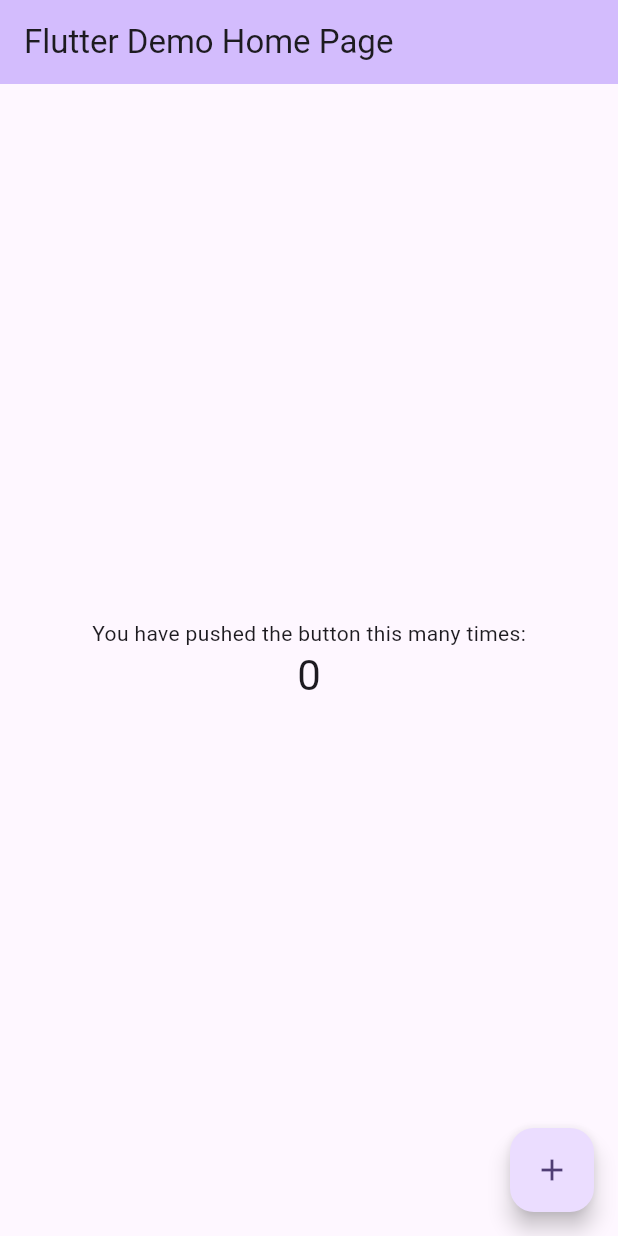
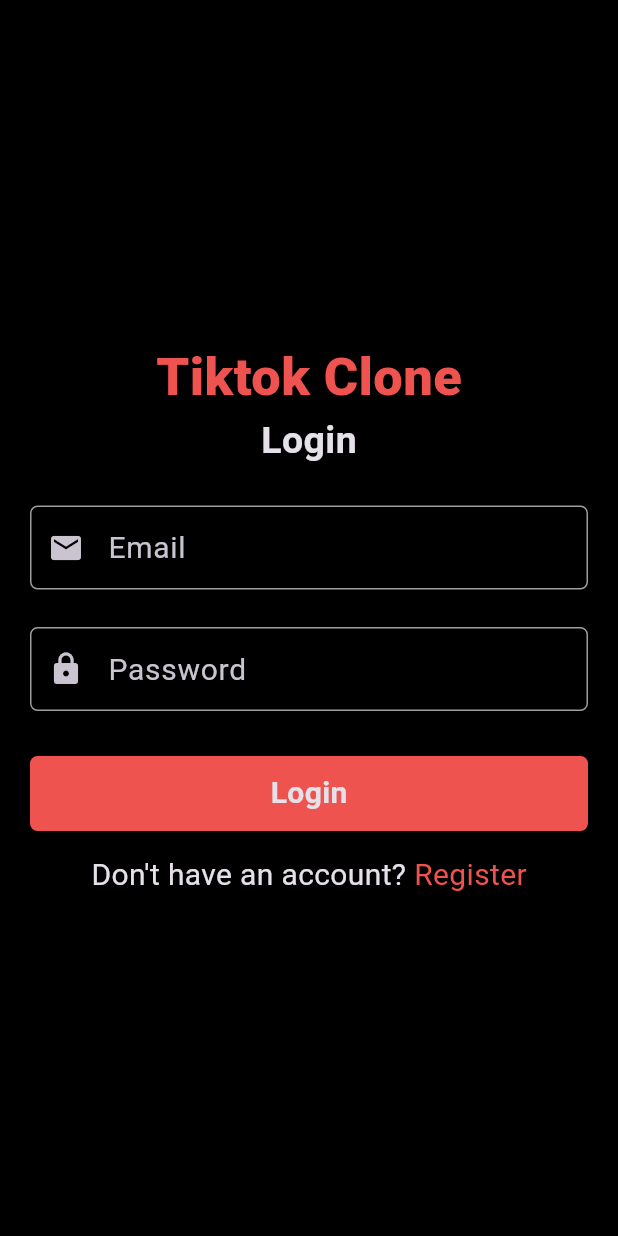
Before and after one commit to palmthirawut/TikTok-Clone, a Flutter app: the screen it shows after launch, on a phone screen of 412 x 824 dp. Run offline on Flutter 3.47's test engine with Material 3 defaults, Android fonts, the phone set to English and light mode, and no system bars.

Commit message:
add login page

```diff
--- a/lib/main.dart
+++ b/lib/main.dart
@@ -1,4 +1,6 @@
 import 'package:flutter/material.dart';
+import 'package:tiktok_clone/utils/constants.dart';
+import 'package:tiktok_clone/view/screens/auth/login_screen.dart';
 
 void main() {
   runApp(const MyApp());
@@ -7,119 +9,15 @@ void main() {
 class MyApp extends StatelessWidget {
   const MyApp({super.key});
 
-  // This widget is the root of your application.
   @override
   Widget build(BuildContext context) {
     return MaterialApp(
-      title: 'Flutter Demo',
-      theme: ThemeData(
-        // This is the theme of your application.
-        //
-        // TRY THIS: Try running your application with "flutter run". You'll see
-        // the application has a purple toolbar. Then, without quitting the app,
-        // try changing the seedColor in the colorScheme below to Colors.green
-        // and then invoke "hot reload" (save your changes or press the "hot
-        // reload" button in a Flutter-supported IDE, or press "r" if you used
-        // the command line to start the app).
-        //
-        // Notice that the counter didn't reset back to zero; the application
-        // state is not lost during the reload. To reset the state, use hot
-        // restart instead.
-        //
-        // This works for code too, not just values: Most code changes can be
-        // tested with just a hot reload.
-        colorScheme: ColorScheme.fromSeed(seedColor: Colors.deepPurple),
-        useMaterial3: true,
+      title: 'TikTok Clone',
+      debugShowCheckedModeBanner: false,
+      theme: ThemeData.dark().copyWith(
+        scaffoldBackgroundColor: backgroundColor,
       ),
-      home: const MyHomePage(title: 'Flutter Demo Home Page'),
+      home: LoginScreen(),
     );
   }
 }
-
-class MyHomePage extends StatefulWidget {
-  const MyHomePage({super.key, required this.title});
-
-  // This widget is the home page of your application. It is stateful, meaning
-  // that it has a State object (defined below) that contains fields that affect
-  // how it looks.
-
-  // This class is the configuration for the state. It holds the values (in this
-  // case the title) provided by the parent (in this case the App widget) and
-  // used by the build method of the State. Fields in a Widget subclass are
-  // always marked "final".
-
-  final String title;
-
-  @override
-  State<MyHomePage> createState() => _MyHomePageState();
-}
-
-class _MyHomePageState extends State<MyHomePage> {
-  int _counter = 0;
-
-  void _incrementCounter() {
-    setState(() {
-      // This call to setState tells the Flutter framework that something has
-      // changed in this State, which causes it to rerun the build method below
-      // so that the display can reflect the updated values. If we changed
-      // _counter without calling setState(), then the build method would not be
-      // called again, and so nothing would appear to happen.
-      _counter++;
-    });
-  }
-
-  @override
-  Widget build(BuildContext context) {
-    // This method is rerun every time setState is called, for instance as done
-    // by the _incrementCounter method above.
-    //
-    // The Flutter framework has been optimized to make rerunning build methods
-    // fast, so that you can just rebuild anything that needs updating rather
-    // than having to individually change instances of widgets.
-    return Scaffold(
-      appBar: AppBar(
-        // TRY THIS: Try changing the color here to a specific color (to
-        // Colors.amber, perhaps?) and trigger a hot reload to see the AppBar
-        // change color while the other colors stay the same.
-        backgroundColor: Theme.of(context).colorScheme.inversePrimary,
-        // Here we take the value from the MyHomePage object that was created by
-        // the App.build method, and use it to set our appbar title.
-        title: Text(widget.title),
-      ),
-      body: Center(
-        // Center is a layout widget. It takes a single child and positions it
-        // in the middle of the parent.
-        child: Column(
-          // Column is also a layout widget. It takes a list of children and
-          // arranges them vertically. By default, it sizes itself to fit its
-          // children horizontally, and tries to be as tall as its parent.
-          //
-          // Column has various properties to control how it sizes itself and
-          // how it positions its children. Here we use mainAxisAlignment to
-          // center the children vertically; the main axis here is the vertical
-          // axis because Columns are vertical (the cross axis would be
-          // horizontal).
-          //
-          // TRY THIS: Invoke "debug painting" (choose the "Toggle Debug Paint"
-          // action in the IDE, or press "p" in the console), to see the
-          // wireframe for each widget.
-          mainAxisAlignment: MainAxisAlignment.center,
-          children: <Widget>[
-            const Text(
-              'You have pushed the button this many times:',
-            ),
-            Text(
-              '$_counter',
-              style: Theme.of(context).textTheme.headlineMedium,
-            ),
-          ],
-        ),
-      ),
-      floatingActionButton: FloatingActionButton(
-        onPressed: _incrementCounter,
-        tooltip: 'Increment',
-        child: const Icon(Icons.add),
-      ), // This trailing comma makes auto-formatting nicer for build methods.
-    );
-  }
-}
--- /dev/null
+++ b/lib/utils/constants.dart
@@ -0,0 +1,6 @@
+import 'package:flutter/material.dart';
+
+// COLORS
+const backgroundColor = Colors.black;
+var buttonColor = Colors.red[400];
+const borderColor = Colors.grey;
--- /dev/null
+++ b/lib/view/screens/auth/login_screen.dart
@@ -0,0 +1,110 @@
+import 'package:flutter/material.dart';
+import 'package:tiktok_clone/utils/constants.dart';
+import 'package:tiktok_clone/view/widgets/text_input_field.dart';
+
+class LoginScreen extends StatelessWidget {
+  LoginScreen({super.key});
+
+  final TextEditingController _emailController = TextEditingController();
+  final TextEditingController _passwordController = TextEditingController();
+
+  @override
+  Widget build(BuildContext context) {
+    return Scaffold(
+      body: Container(
+        alignment: Alignment.center,
+        child: Column(
+          mainAxisAlignment: MainAxisAlignment.center,
+          children: [
+            Text(
+              'Tiktok Clone',
+              style: TextStyle(
+                fontSize: 35,
+                color: buttonColor,
+                fontWeight: FontWeight.w900,
+              ),
+            ),
+            const Text(
+              'Login',
+              style: TextStyle(
+                fontSize: 25,
+                fontWeight: FontWeight.w700,
+              ),
+            ),
+            const SizedBox(
+              height: 25,
+            ),
+            Container(
+              width: MediaQuery.of(context).size.width,
+              margin: const EdgeInsets.symmetric(horizontal: 20),
+              child: TextInputField(
+                controller: _emailController,
+                labelText: 'Email',
+                icon: Icons.email,
+              ),
+            ),
+            const SizedBox(
+              height: 25,
+            ),
+            Container(
+              width: MediaQuery.of(context).size.width,
+              margin: const EdgeInsets.symmetric(horizontal: 20),
+              child: TextInputField(
+                controller: _passwordController,
+                labelText: 'Password',
+                icon: Icons.lock,
+                isObscure: true,
+              ),
+            ),
+            const SizedBox(
+              height: 30,
+            ),
+            Container(
+              width: MediaQuery.of(context).size.width - 40,
+              height: 50,
+              decoration: BoxDecoration(
+                color: buttonColor,
+                borderRadius: const BorderRadius.all(
+                  Radius.circular(5),
+                ),
+              ),
+              child: InkWell(
+                onTap: () {},
+                child: const Center(
+                  child: Text(
+                    'Login',
+                    style: TextStyle(
+                      fontSize: 20,
+                      fontWeight: FontWeight.w700,
+                    ),
+                  ),
+                ),
+              ),
+            ),
+            const SizedBox(
+              height: 15,
+            ),
+            Row(
+              mainAxisAlignment: MainAxisAlignment.center,
+              children: [
+                const Text(
+                  'Don\'t have an account? ',
+                  style: TextStyle(
+                    fontSize: 20,
+                  ),
+                ),
+                InkWell(
+                  onTap: () {},
+                  child: Text(
+                    'Register',
+                    style: TextStyle(fontSize: 20, color: buttonColor),
+                  ),
+                ),
+              ],
+            ),
+          ],
+        ),
+      ),
+    );
+  }
+}
--- /dev/null
+++ b/lib/view/widgets/text_input_field.dart
@@ -0,0 +1,40 @@
+import 'package:flutter/material.dart';
+import 'package:tiktok_clone/utils/constants.dart';
+
+class TextInputField extends StatelessWidget {
+  final TextEditingController controller;
+  final String labelText;
+  final bool isObscure;
+  final IconData icon;
+  const TextInputField(
+      {super.key,
+      required this.controller,
+      required this.labelText,
+      this.isObscure = false,
+      required this.icon});
+
+  @override
+  Widget build(BuildContext context) {
+    return TextField(
+      controller: controller,
+      decoration: InputDecoration(
+        labelText: labelText,
+        prefixIcon: Icon(icon),
+        labelStyle: const TextStyle(
+          fontSize: 20,
+        ),
+        enabledBorder: OutlineInputBorder(
+            borderRadius: BorderRadius.circular(5),
+            borderSide: const BorderSide(
+              color: borderColor,
+            )),
+        focusedBorder: OutlineInputBorder(
+            borderRadius: BorderRadius.circular(5),
+            borderSide: const BorderSide(
+              color: borderColor,
+            )),
+      ),
+      obscureText: isObscure,
+    );
+  }
+}
```
